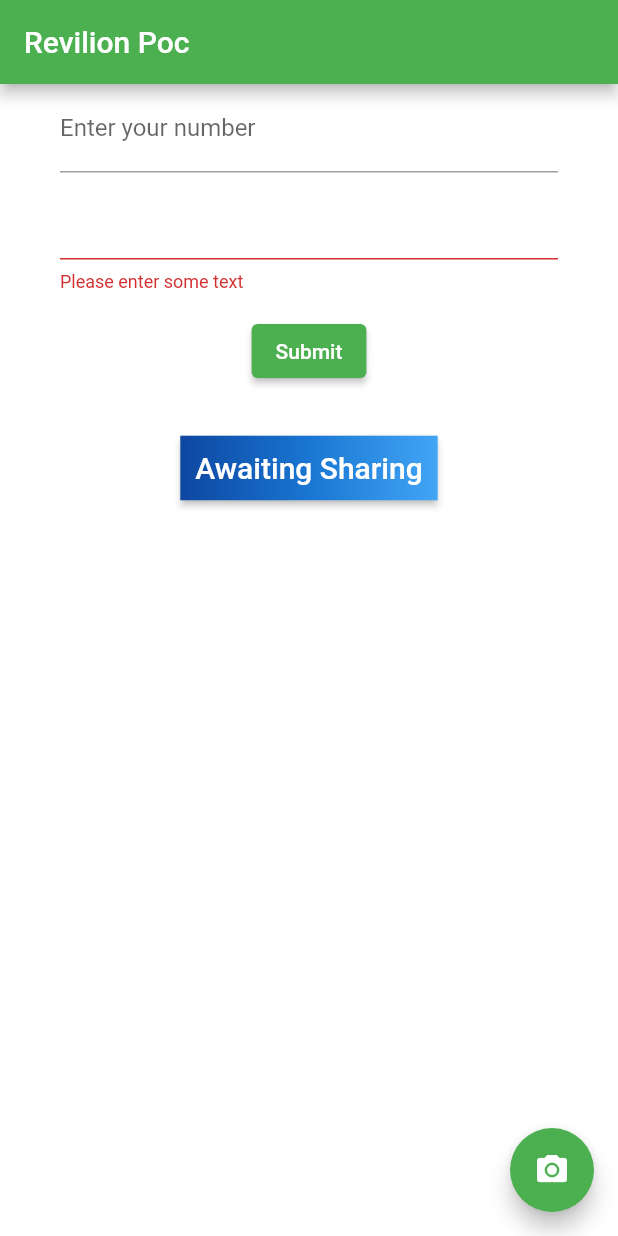
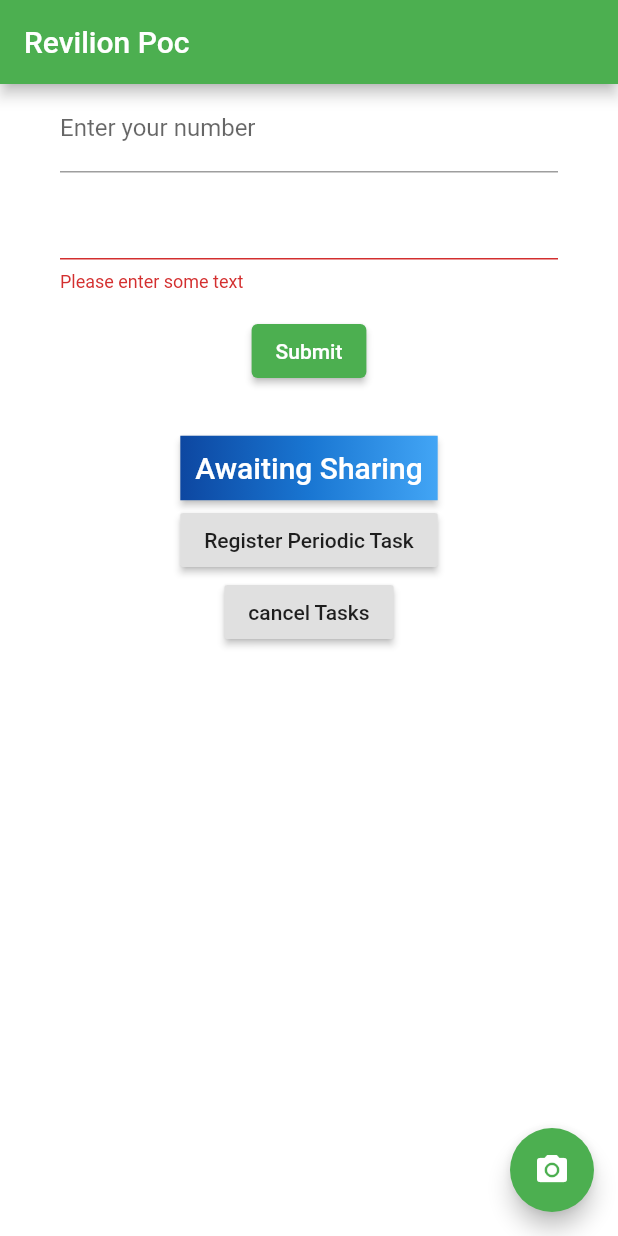
Before and after one commit to ben-herm/openTok_Poc, a Flutter app: the screen it shows after launch, after a tap on "Submit", on a phone screen of 412 x 824 dp. Run offline on Flutter 3.47's test engine with Material 2 defaults, Android fonts, the phone set to English and light mode, and no system bars; our stand-ins replace flutter_blue, shared_preferences; missing offline and left inert: camera_camera, vonage, workmanager.

Commit message:
try workManager

```diff
--- a/lib/main.dart
+++ b/lib/main.dart
@@ -3,51 +3,73 @@ import 'dart:math';
 import 'dart:async';
 import 'package:camera_camera/camera_camera.dart';
 import 'package:flutter/foundation.dart';
-import 'package:flutter/gestures.dart';
+import 'package:path_provider/path_provider.dart';
+import 'package:shared_preferences/shared_preferences.dart';
 import 'package:flutter/rendering.dart';
 import 'package:workmanager/workmanager.dart';
 import 'widgets.dart';
+import 'package:flutter/material.dart';
 // import 'package:flutter/widget.dart';
 import 'package:camera_camera/page/camera.dart';
-import 'package:flutter_foreground_plugin/flutter_foreground_plugin.dart';
 import 'package:flutter/material.dart';
 import 'package:flutter/services.dart';
 import 'package:vonage/verify.dart';
 import 'package:flutter_blue/flutter_blue.dart';
 import 'dart:convert';
-import 'package:vonage/vonage.dart';
-
-Future<void> vonage() async {
-  var auth = VerifyVonage(
-      "043f9d65", "dMjl3Fft4CzTwoAk", "+972508676743", "brandName", 4);
-  print(auth);
-}
 
 void main() async {
   WidgetsFlutterBinding.ensureInitialized();
-  startForegroundService();
+  Workmanager.initialize(
+    callbackDispatcher,
+    isInDebugMode: true,
+  );
+
   runApp(MyApp());
 }
 
-void startForegroundService() async {
-  await FlutterForegroundPlugin.setServiceMethodInterval(seconds: 5);
-  await FlutterForegroundPlugin.setServiceMethod(globalForegroundService);
-  await FlutterForegroundPlugin.startForegroundService(
-    holdWakeLock: false,
-    onStarted: () {
-      print("Foreground on Started");
-    },
-    onStopped: () {
-      print("Foreground on Stopped");
-    },
-    title: "Flutter Foreground Service",
-    content: "This is Content",
-    iconName: "ic_stat_hot_tub",
-  );
-}
+const simpleTaskKey = "simpleTask";
+const simplePeriodicTask = "simplePeriodicTask";
+enum _Platform { android, ios }
 
-void globalForegroundService() {
-  debugPrint("current datetime is ${DateTime.now()}");
+void callbackDispatcher() {
+  // Future<void> createOrderMessage() async {
+  //   Future<dynamic> fetchUserOrder() =>
+  //       FlutterBlue.instance.startScan(timeout: Duration(seconds: 4));
+  //   // Imagine that this function is
+  //   // more complex and slow.
+
+  //   var order = await fetchUserOrder();
+  //   if (order) {
+  //     FlutterBlue.instance.scanResults.listen((results) {
+  //       // do something with scan results
+  //       for (ScanResult r in results) {
+  //         print('${r.device.name} found! rssi: ${r.rssi}');
+  //       }
+  //     });
+  //   }
+  // }
+  Workmanager.executeTask((task, inputData) async {
+    switch (task) {
+      case simpleTaskKey:
+        print("$simpleTaskKey was executed. inputData = $inputData");
+        final prefs = await SharedPreferences.getInstance();
+        prefs.setBool("test", true);
+        print("Bool from prefs: ${prefs.getBool("test")}");
+        break;
+      case simplePeriodicTask:
+        print("$simplePeriodicTask was executed");
+        break;
+      case Workmanager.iOSBackgroundTask:
+        print("The iOS background fetch was triggered");
+        Directory tempDir = await getTemporaryDirectory();
+        String tempPath = tempDir.path;
+        print(
+            "You can access other plugins in the background, for example Directory.getTemporaryDirectory(): $tempPath");
+        break;
+    }
+
+    return Future.value(true);
+  });
 }
 
 class MyApp extends StatelessWidget {
@@ -459,6 +481,22 @@ class MyCustomForm extends StatefulWidget {
   }
 }
 
+class PlatformEnabledButton extends RaisedButton {
+  final _Platform platform;
+
+  PlatformEnabledButton({
+    this.platform,
+    @required Widget child,
+    @required VoidCallback onPressed,
+  })  : assert(child != null, onPressed != null),
+        super(
+            child: child,
+            onPressed: (Platform.isAndroid && platform == _Platform.android ||
+                    Platform.isIOS && platform == _Platform.ios)
+                ? onPressed
+                : null);
+}
+
 class _MyHomePageState extends State<MyHomePage> {
   final appTitle = 'Revilion Poc';
   File val;
@@ -549,6 +587,23 @@ class _MyHomePageState extends State<MyHomePage> {
                 child: Text(_sharingState, style: TextStyle(fontSize: 20)),
               ),
             ),
+            PlatformEnabledButton(
+                platform: _Platform.android,
+                child: Text("Register Periodic Task"),
+                onPressed: () {
+                  Workmanager.registerPeriodicTask(
+                    "3",
+                    simplePeriodicTask,
+                    initialDelay: Duration(seconds: 3),
+                    frequency: Duration(minutes: 1),
+                  );
+                }),
+            PlatformEnabledButton(
+                platform: _Platform.android,
+                child: Text("cancel Tasks"),
+                onPressed: () {
+                  Workmanager.cancelAll();
+                }),
           ],
         ),
 
--- a/pubspec.yaml
+++ b/pubspec.yaml
@@ -27,6 +27,7 @@ dependencies:
   flutter_blue: ^0.7.3
   camera_camera:
   vonage: ^0.0.3
+  shared_preferences: ^0.5.12+4
   workmanager: ^0.2.0
   flutter_foreground_plugin: ^0.4.0
   video_player: ">=0.10.9+2 <2.0.0"
```
Also changed, not shown: pubspec.lock, 1 other file.
